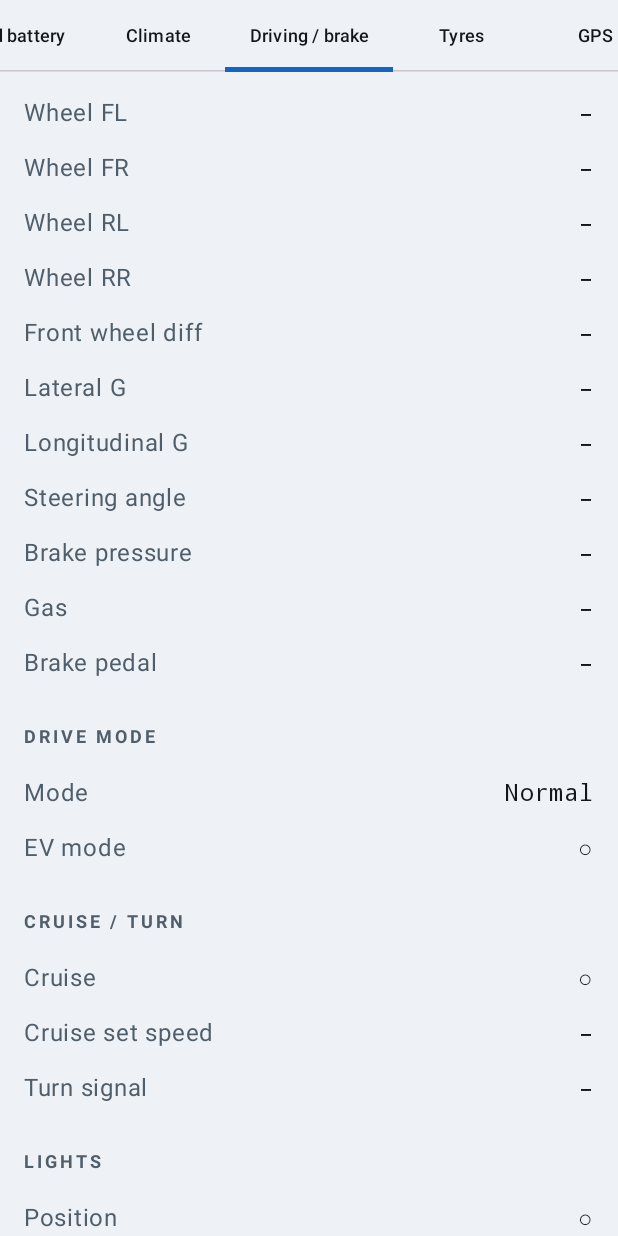
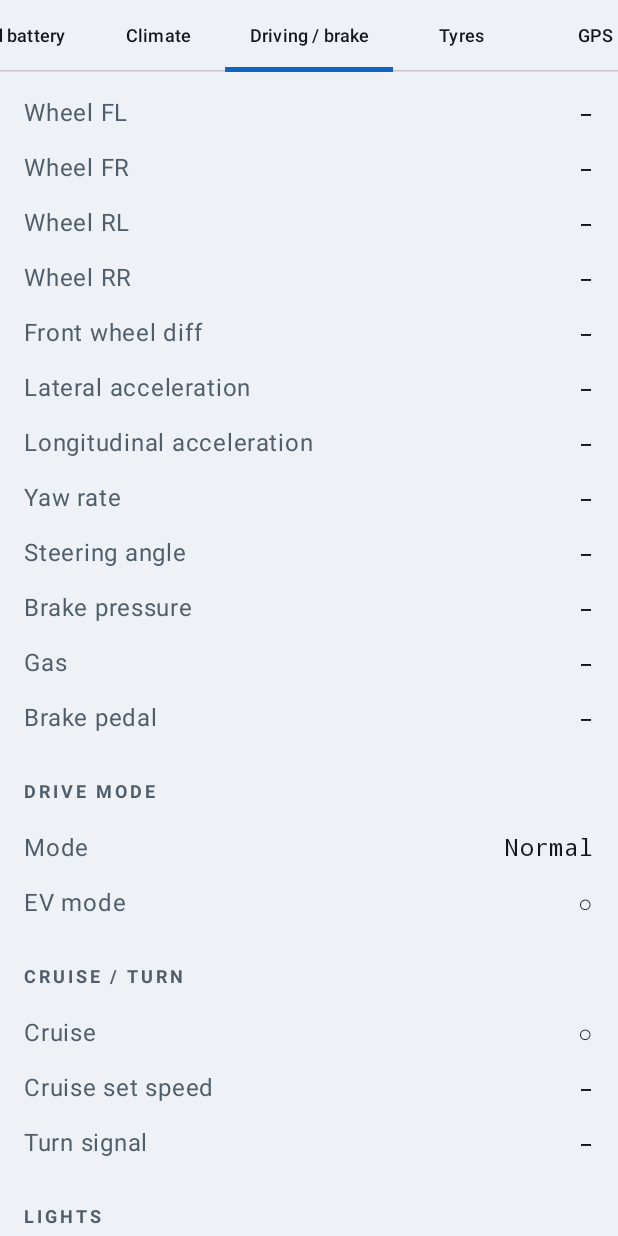
Before and after one commit to gyimesibalazs/priuscan, an Android app built with Jetpack Compose: the screen it shows after launch (MainActivity), tab 5 chosen, on a phone screen of 412 x 824 dp. Run offline under Robolectric (Android 15) with nearby library versions, the phone set to English and light mode, and no system bars; libraries missing offline, so code that uses them is left out: com.hoho.android; pictures from the network do not load.

Commit message:
fw 3.54: gLat/gFwd in m/s2 and a new yaw-rate key from the 0x024 kinematics frame
Re-analysed the raw dumps with the corrected steering decode, against wheel-speed
references (yaw = rear-wheel speed difference, a_lat = v x yaw, a_long = dv/dt):

- 0x024 b0-1 (10 bit) is the yaw rate: 0.244 deg/s per count, zero 513
  (measured 0.238..0.246, r 0.98..0.99). New key "yaw", + = turning right.
- 0x024 b2-3 and b4-5 are the sensor's two accelerometers mounted +-45 deg
  (not "steering torque + lateral accel"). gLat = 0.0254 x (g1 + g2), 1/16 EMA;
  r 0.91..0.95 vs v x yaw. + = right turn.
- 0x320 b4 is a signed int8 centred on 0, not "154 - b4". gFwd = 0.040 x s8(b4);
  the scale is fitted (0.037..0.042), +-10 % uncertain. + = speeding up.
- 0x4A1 is no longer decoded (filtered lateral copy).

App: gLat/gFwd shown in m/s2 with 2 decimals, yaw row added (strings in all 9
locales), bundled firmware 354, version 2.7 (18).

```diff
--- a/app/build.gradle.kts
+++ b/app/build.gradle.kts
@@ -12,8 +12,8 @@ android {
         applicationId = "hu.codingo.priuscan"
         minSdk = 26          // fejegysegek: Android 9-12, boven belefer
         targetSdk = 35
-        versionCode = 17     // bump on every GitHub release; the in-app updater compares this
-        versionName = "2.6"
+        versionCode = 18     // bump on every GitHub release; the in-app updater compares this
+        versionName = "2.7"
     }
 
     buildTypes {
--- a/app/src/main/java/hu/codingo/priuscan/CanService.kt
+++ b/app/src/main/java/hu/codingo/priuscan/CanService.kt
@@ -89,7 +89,7 @@ class CanService : Service() {
         fun mergeLastRefuel() = sendCommand("M")   // merge the last refuel-history entry into the tank
 
         // ---- Firmware over-the-USB flashing ----
-        const val BUNDLED_FW = 353                        // bundled firmware version (3.53)
+        const val BUNDLED_FW = 354                        // bundled firmware version (3.54)
         const val TRACK_MID = 45                          // com.qf.backcar: 91 track images, 45 = straight
         const val STEER_LOCK_DEG = 517.0                  // steering-wheel angle at full lock (345 counts x 1.5 deg)
         /** Format an encoded version (>=100 -> major.minor, else plain). */
--- a/app/src/main/java/hu/codingo/priuscan/CanState.kt
+++ b/app/src/main/java/hu/codingo/priuscan/CanState.kt
@@ -99,8 +99,9 @@ object Fields {
             Field("wRL", R.string.f_wRL, "km/h", 1),
             Field("wRR", R.string.f_wRR, "km/h", 1),
             Field("wDif", R.string.f_wDif, "%", 2),
-            Field("gLat", R.string.f_gLat, "", 0),    // raw until calibrated -> m/s²
-            Field("gFwd", R.string.f_gFwd, "", 0),    // raw until calibrated -> m/s²
+            Field("gLat", R.string.f_gLat, "m/s²", 2),   // fw >= 3.54: + = right turn
+            Field("gFwd", R.string.f_gFwd, "m/s²", 2),   // fw >= 3.54: + = speeding up
+            Field("yaw", R.string.f_yaw, "°/s", 1),      // fw >= 3.54: + = turning right
             Field("steer", R.string.f_steer, "°"),
             Field("brkP", R.string.f_brkP, "V", 2),
             Field("gasB", R.string.f_gasB, "%", 0),
--- a/app/src/main/res/values/strings.xml
+++ b/app/src/main/res/values/strings.xml
@@ -224,8 +224,9 @@
     <string name="f_wRL">Wheel RL</string>
     <string name="f_wRR">Wheel RR</string>
     <string name="f_wDif">Front wheel diff</string>
-    <string name="f_gLat">Lateral G</string>
-    <string name="f_gFwd">Longitudinal G</string>
+    <string name="f_gLat">Lateral acceleration</string>
+    <string name="f_gFwd">Longitudinal acceleration</string>
+    <string name="f_yaw">Yaw rate</string>
     <string name="f_steer">Steering angle</string>
     <string name="f_gasB">Gas</string>
     <string name="f_brkP">Brake pressure</string>
```
Also changed, not shown: 13 other files.
